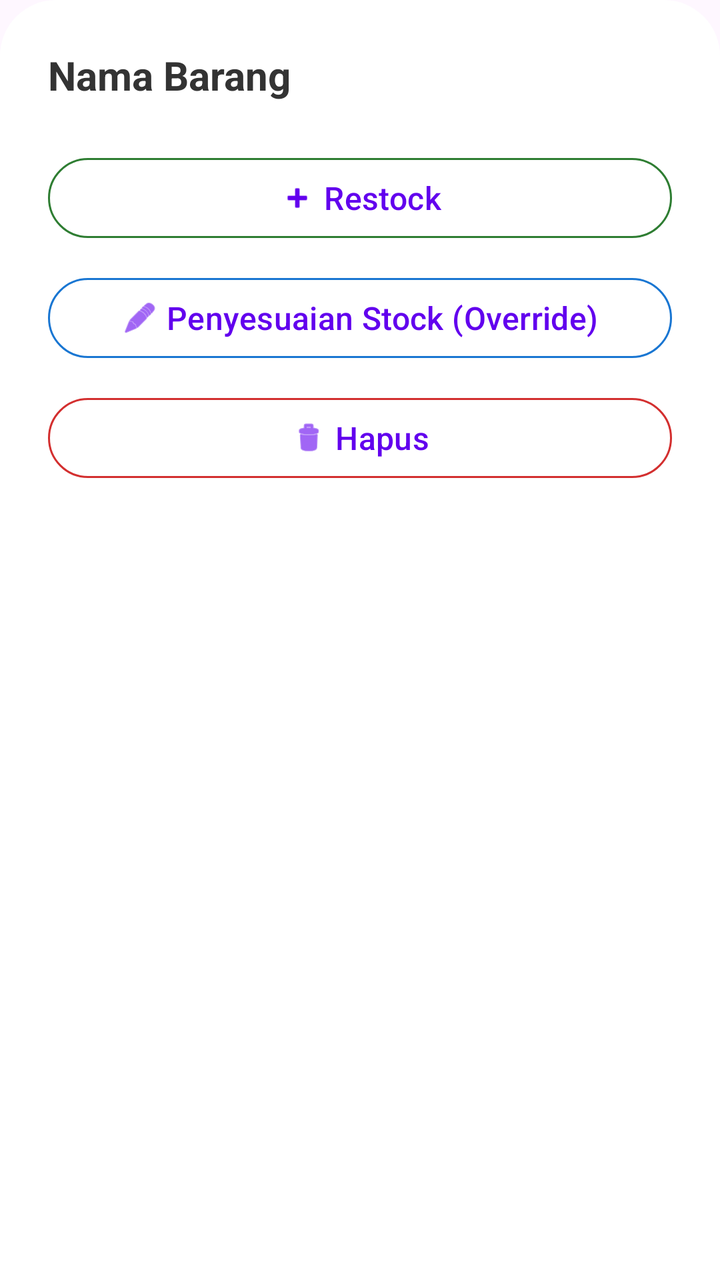
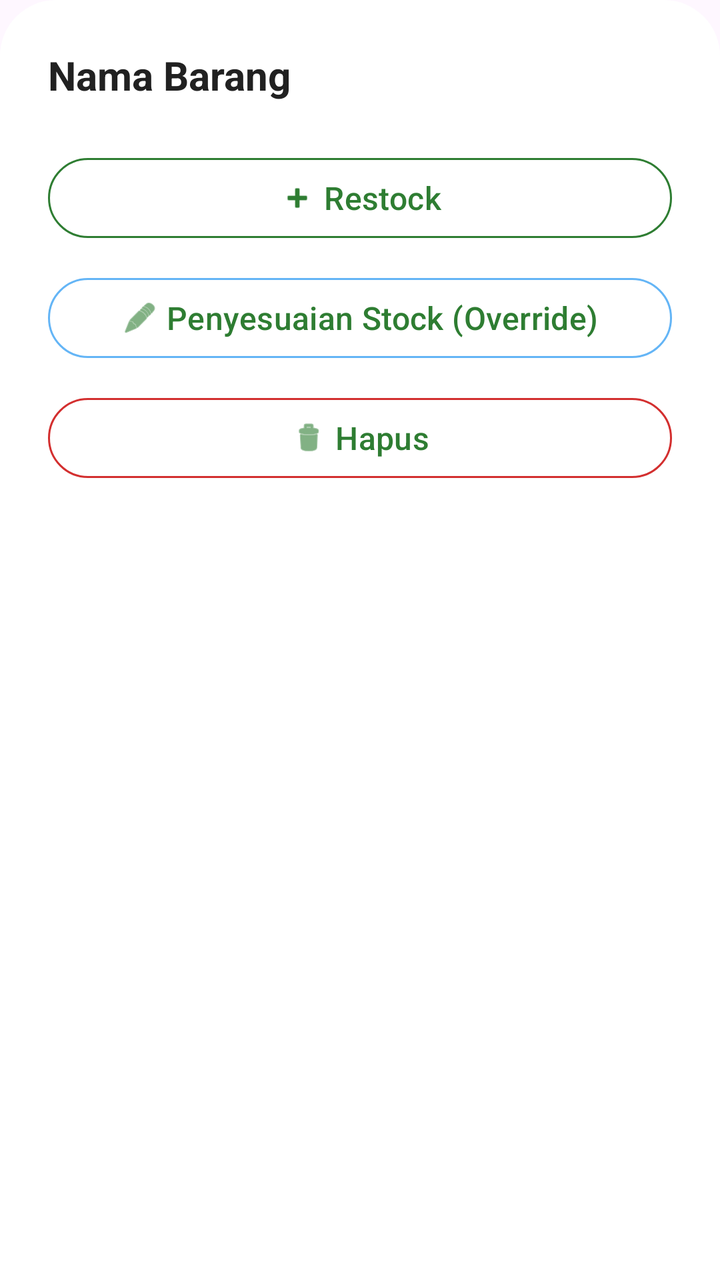

Screens rendered from an Android XML layout before and after an edit, with the pre-edit source and the edit as a unified diff.
<!-- AndroidManifest.xml: application theme Theme.WarungKu -->
<!-- res/layout/layout_bottom_sheet_stock_action.xml -->
<?xml version="1.0" encoding="utf-8"?>
<LinearLayout xmlns:android="http://schemas.android.com/apk/res/android"
    xmlns:app="http://schemas.android.com/apk/res-auto"
    android:layout_width="match_parent"
    android:layout_height="wrap_content"
    android:orientation="vertical"
    android:padding="24dp"
    android:background="@drawable/bg_bottom_sheet">

    <TextView
        android:id="@+id/tvProductName"
        android:layout_width="match_parent"
        android:layout_height="wrap_content"
        android:text="Nama Barang"
        android:textSize="20sp"
        android:textStyle="bold"
        android:textColor="#333333"
        android:layout_marginBottom="24dp"/>

    <com.google.android.material.button.MaterialButton
        android:id="@+id/btnRestock"
        style="@style/Widget.Material3.Button.OutlinedButton"
        android:layout_width="match_parent"
        android:layout_height="wrap_content"
        android:text="Restock"
        android:textSize="16sp"
        android:layout_marginBottom="12dp"
        app:icon="@android:drawable/ic_input_add"
        app:iconGravity="textStart"
        app:strokeColor="#2E7D32"/>

    <com.google.android.material.button.MaterialButton
        android:id="@+id/btnAdjustStock"
        style="@style/Widget.Material3.Button.OutlinedButton"
        android:layout_width="match_parent"
        android:layout_height="wrap_content"
        android:text="Penyesuaian Stock (Override)"
        android:textSize="16sp"
        android:layout_marginBottom="12dp"
        app:icon="@android:drawable/ic_menu_edit"
        app:iconGravity="textStart"
        app:strokeColor="#1976D2"/>

    <com.google.android.material.button.MaterialButton
        android:id="@+id/btnDelete"
        style="@style/Widget.Material3.Button.OutlinedButton"
        android:layout_width="match_parent"
        android:layout_height="wrap_content"
        android:text="Hapus"
        android:textSize="16sp"
        app:icon="@android:drawable/ic_menu_delete"
        app:iconGravity="textStart"
        app:strokeColor="#D32F2F"/>

</LinearLayout>
<!-- resources referenced by this layout -->
<resources>
  <!-- drawable bg_bottom_sheet (drawable) -->
  <?xml version="1.0" encoding="utf-8"?>
  <shape xmlns:android="http://schemas.android.com/apk/res/android">
      <solid android:color="#FFFFFF"/>
      <corners
          android:topLeftRadius="28dp"
          android:topRightRadius="28dp"/>
  </shape>
  <style name="Theme.WarungKu" parent="Theme.Material3.DayNight.NoActionBar">
          
          <item name="colorPrimary">@color/purple_500</item>
          
          <item name="colorSecondary">@color/teal_200</item>
          
          <item name="android:statusBarColor">@color/purple_700</item>
          
      </style>
  <color name="purple_500">#FF6200EE</color>
  <color name="teal_200">#FF03DAC5</color>
  <color name="purple_700">#3700B3</color>
</resources>

<!-- the commit's change to res/layout/layout_bottom_sheet_stock_action.xml (unified diff, before → after) -->
@@ -14,7 +14,7 @@
         android:text="Nama Barang"
         android:textSize="20sp"
         android:textStyle="bold"
-        android:textColor="#333333"
+        android:textColor="@color/text_primary"
         android:layout_marginBottom="24dp"/>
 
     <com.google.android.material.button.MaterialButton
@@ -27,7 +27,7 @@
         android:layout_marginBottom="12dp"
         app:icon="@android:drawable/ic_input_add"
         app:iconGravity="textStart"
-        app:strokeColor="#2E7D32"/>
+        app:strokeColor="@color/primary"/>
 
     <com.google.android.material.button.MaterialButton
         android:id="@+id/btnAdjustStock"
@@ -39,7 +39,7 @@
         android:layout_marginBottom="12dp"
         app:icon="@android:drawable/ic_menu_edit"
         app:iconGravity="textStart"
-        app:strokeColor="#1976D2"/>
+        app:strokeColor="@color/accent"/>
 
     <com.google.android.material.button.MaterialButton
         android:id="@+id/btnDelete"
@@ -50,6 +50,6 @@
         android:textSize="16sp"
         app:icon="@android:drawable/ic_menu_delete"
         app:iconGravity="textStart"
-        app:strokeColor="#D32F2F"/>
+        app:strokeColor="@color/error"/>
 
 </LinearLayout>
<!-- resource entries referenced after the edit -->
@@ -1,24 +1,27 @@
 <!-- resources referenced by this layout -->
 <resources>
+  <color name="accent">#64B5F6</color>
+  <color name="error">#D32F2F</color>
+  <color name="primary">#2E7D32</color>
+  <color name="text_primary">#212121</color>
   <!-- drawable bg_bottom_sheet (drawable) -->
   <?xml version="1.0" encoding="utf-8"?>
   <shape xmlns:android="http://schemas.android.com/apk/res/android">
-      <solid android:color="#FFFFFF"/>
+      <solid android:color="@color/background"/>
       <corners
           android:topLeftRadius="28dp"
           android:topRightRadius="28dp"/>
   </shape>
   <style name="Theme.WarungKu" parent="Theme.Material3.DayNight.NoActionBar">
           
-          <item name="colorPrimary">@color/purple_500</item>
+          <item name="colorPrimary">@color/primary</item>
           
-          <item name="colorSecondary">@color/teal_200</item>
+          <item name="colorSecondary">@color/accent</item>
           
-          <item name="android:statusBarColor">@color/purple_700</item>
+          <item name="android:statusBarColor">@color/primary_dark</item>
           
       </style>
-  <color name="purple_500">#FF6200EE</color>
-  <color name="teal_200">#FF03DAC5</color>
-  <color name="purple_700">#3700B3</color>
+  <color name="background">#FFFFFF</color>
+  <color name="primary_dark">#1B5E20</color>
 </resources>
 
